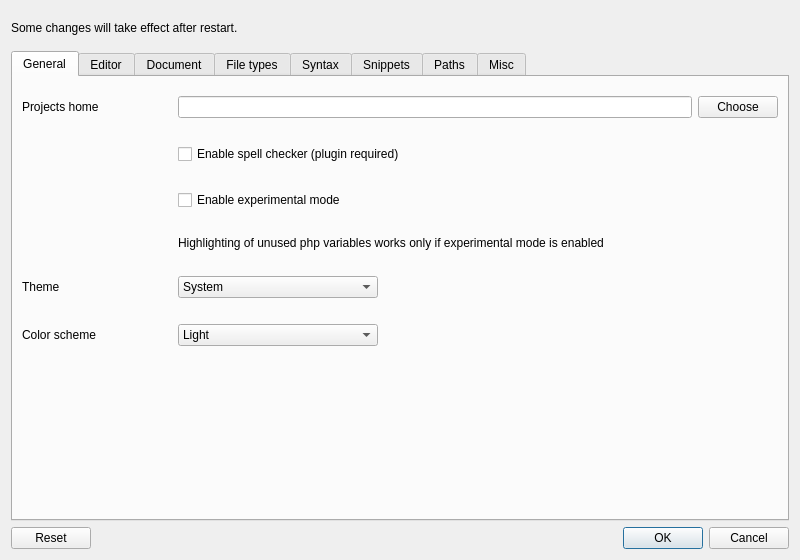
First picture: the form in ui/settings.ui, repository ziracms/editor, before the edit.
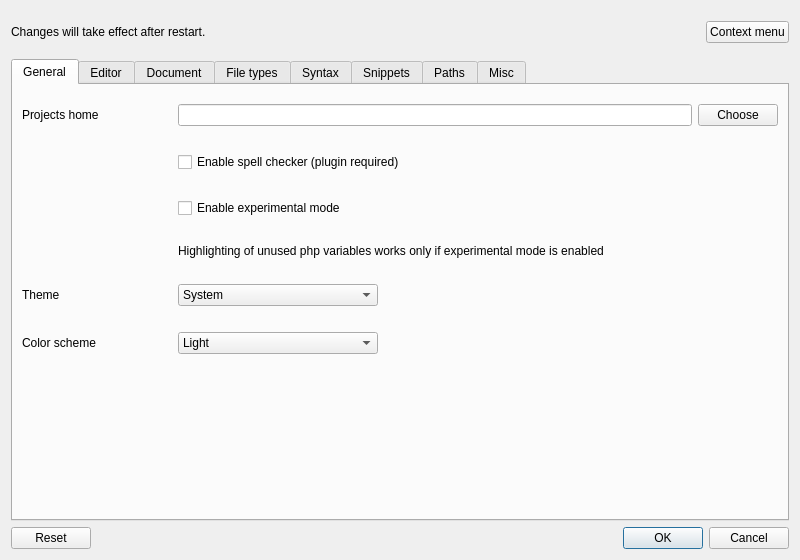
Second picture: the form after the edit.

Commit message: context menu improved

Patch:
```diff
--- a/ui/settings.ui
+++ b/ui/settings.ui
@@ -34,7 +34,30 @@
      <item>
       <widget class="QLabel" name="saveNoteLabel">
        <property name="text">
-        <string>Some changes will take effect after restart.</string>
+        <string>Changes will take effect after restart.</string>
+       </property>
+      </widget>
+     </item>
+     <item>
+      <spacer name="horizontalSpacer_6">
+       <property name="orientation">
+        <enum>Qt::Horizontal</enum>
+       </property>
+       <property name="sizeHint" stdset="0">
+        <size>
+         <width>40</width>
+         <height>20</height>
+        </size>
+       </property>
+      </spacer>
+     </item>
+     <item>
+      <widget class="QPushButton" name="contextMenuButton">
+       <property name="focusPolicy">
+        <enum>Qt::NoFocus</enum>
+       </property>
+       <property name="text">
+        <string>Context menu</string>
        </property>
       </widget>
      </item>
```
The commit also changes 9 other files.
